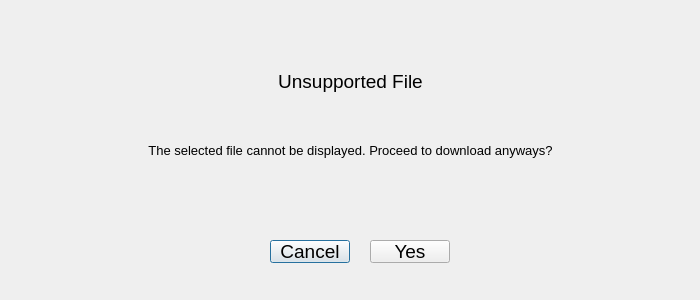
Above: Utilities/GDriveDataImport/confirm_download.ui from Georgia-Tech-Off-Road/GTORDaata before the change. Below: the same form after it.
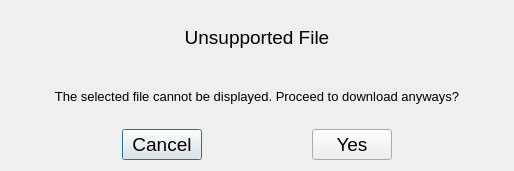
That is the form after the change.

```diff
--- a/Utilities/GDriveDataImport/confirm_download.ui
+++ b/Utilities/GDriveDataImport/confirm_download.ui
@@ -6,8 +6,8 @@
    <rect>
     <x>0</x>
     <y>0</y>
-    <width>700</width>
-    <height>300</height>
+    <width>514</width>
+    <height>171</height>
    </rect>
   </property>
   <property name="font">
@@ -18,15 +18,8 @@
   <property name="windowTitle">
    <string>Dialog</string>
   </property>
-  <widget class="QWidget" name="verticalLayoutWidget">
-   <property name="geometry">
-    <rect>
-     <x>20</x>
-     <y>50</y>
-     <width>661</width>
-     <height>131</height>
-    </rect>
-   </property>
+  <layout class="QVBoxLayout" name="verticalLayout_2">
+   <item>
    <layout class="QVBoxLayout" name="verticalLayout">
     <item>
      <widget class="QLabel" name="heading1_text">
@@ -57,33 +50,68 @@
      </widget>
     </item>
    </layout>
-  </widget>
+   </item>
+   <item>
+    <layout class="QGridLayout" name="gridLayout">
+     <property name="spacing">
+      <number>0</number>
+     </property>
+     <item row="0" column="4">
+      <spacer name="horizontalSpacer_2">
+       <property name="orientation">
+        <enum>Qt::Horizontal</enum>
+       </property>
+       <property name="sizeHint" stdset="0">
+        <size>
+         <width>40</width>
+         <height>20</height>
+        </size>
+       </property>
+      </spacer>
+     </item>
+     <item row="0" column="0">
+      <spacer name="horizontalSpacer">
+       <property name="orientation">
+        <enum>Qt::Horizontal</enum>
+       </property>
+       <property name="sizeHint" stdset="0">
+        <size>
+         <width>40</width>
+         <height>20</height>
+        </size>
+       </property>
+      </spacer>
+     </item>
+     <item row="0" column="1">
   <widget class="QPushButton" name="cancel_button">
-   <property name="geometry">
-    <rect>
-     <x>270</x>
-     <y>240</y>
-     <width>80</width>
-     <height>23</height>
-    </rect>
-   </property>
    <property name="text">
     <string>Cancel</string>
    </property>
   </widget>
+     </item>
+     <item row="0" column="3">
   <widget class="QPushButton" name="yes_button">
-   <property name="geometry">
-    <rect>
-     <x>370</x>
-     <y>240</y>
-     <width>80</width>
-     <height>23</height>
-    </rect>
-   </property>
    <property name="text">
     <string>Yes</string>
    </property>
   </widget>
+     </item>
+     <item row="0" column="2">
+      <spacer name="horizontalSpacer_3">
+       <property name="orientation">
+        <enum>Qt::Horizontal</enum>
+       </property>
+       <property name="sizeHint" stdset="0">
+        <size>
+         <width>40</width>
+         <height>20</height>
+        </size>
+       </property>
+      </spacer>
+     </item>
+    </layout>
+   </item>
+  </layout>
  </widget>
  <resources/>
  <connections/>
```
Lines whose indentation alone changed are shown as unchanged.
